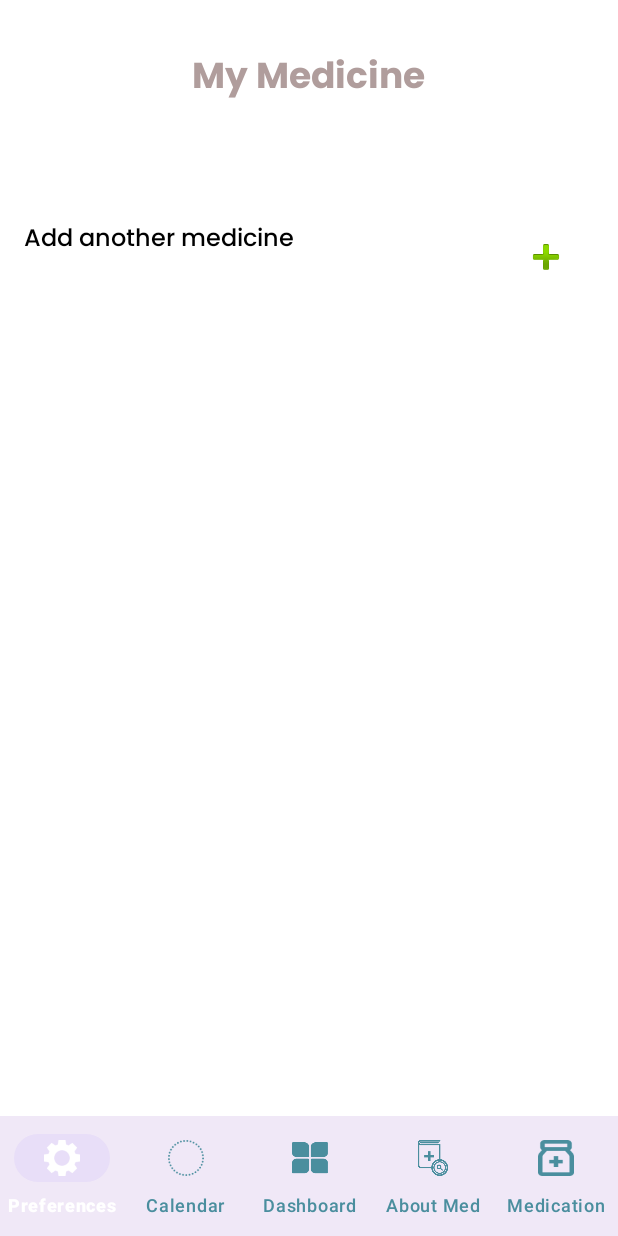
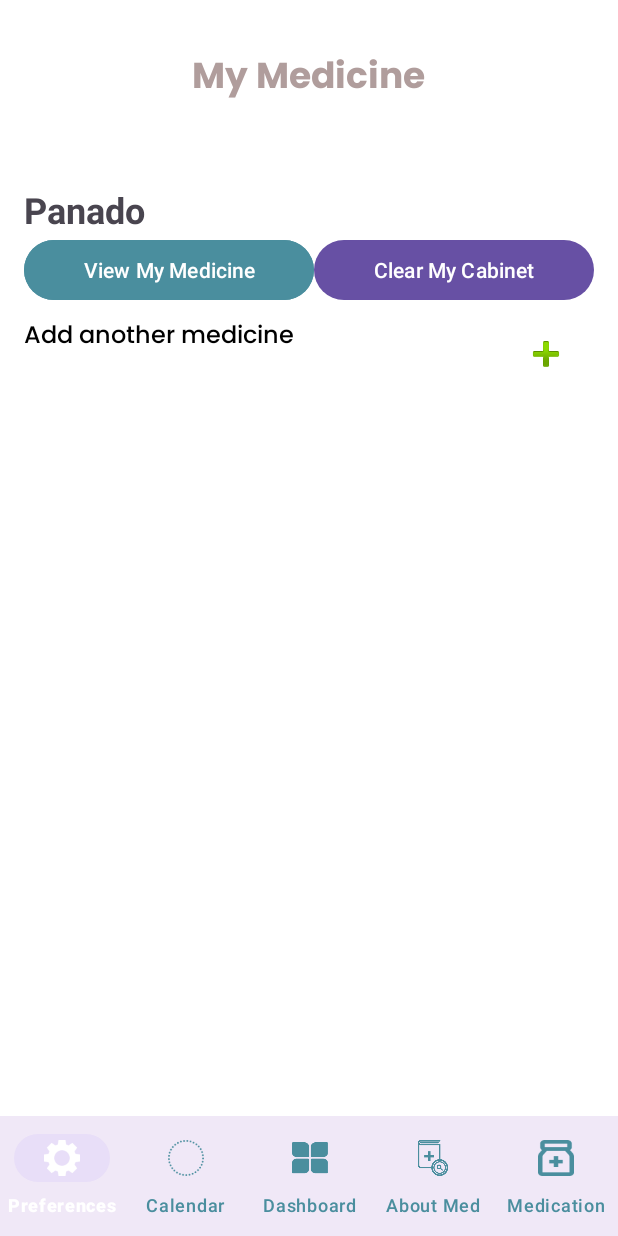
Before and after one commit to ST10036905/MedCheck, an Android app: the MyMedicine screen opened directly, with no data from a screen before it, on a phone screen of 412 x 824 dp. Run offline under Robolectric (Android 15) with nearby library versions, the phone set to English and light mode, and no system bars; our stand-ins replace Firebase (no records; nobody signed in at launch, a user with empty details on screens opened directly); Roboto replaces fonts that are not available here; 3 statements that could not run were skipped.

Commit message:
added 2 buttons to view the sql lite data and a clear button to clear out the textview

```diff
--- a/app/src/main/java/com/example/medcheck/MyMedicine.kt
+++ b/app/src/main/java/com/example/medcheck/MyMedicine.kt
@@ -6,10 +6,18 @@ import android.view.MenuItem
 import android.widget.ArrayAdapter
 import android.widget.ListView
 import android.widget.Toast
+import android.widget.Button
+import android.widget.TextView
 import androidx.appcompat.app.AppCompatActivity
 import com.example.medcheck.databinding.ActivityMyMedicineBinding
 import com.google.android.material.bottomnavigation.BottomNavigationView
 import com.google.firebase.database.*
+import com.example.medcheck.Database.DatabaseHandler
+import android.database.Cursor
+import android.database.sqlite.SQLiteDatabase
+import android.database.sqlite.SQLiteOpenHelper
+
+
 
 class MyMedicine : AppCompatActivity() {
 
@@ -18,6 +26,8 @@ class MyMedicine : AppCompatActivity() {
 	private var databaseReference: DatabaseReference? = null
 	private lateinit var medicineListView: ListView // ListView to display the list of medicines
 	private lateinit var medicines: MutableList<String> // Mutable list to hold medicine names
+	private lateinit var databaseHandler: DatabaseHandler
+	private lateinit var medicineTextView: TextView //textview to view the saved sql lite meds
 
 	override fun onCreate(savedInstanceState: Bundle?) {
 		super.onCreate(savedInstanceState)
@@ -30,8 +40,8 @@ class MyMedicine : AppCompatActivity() {
 		databaseReference = FirebaseDatabase.getInstance().getReference("medicines")
 
 		// Initialize ListView and medicines list
-		medicineListView = binding!!.medicineListView
-		medicines = mutableListOf()
+//		medicineListView = binding!!.medicineListView
+//		medicines = mutableListOf()
 
 		// Fetch medicines from Firebase
 		fetchMedicinesFromFirebase()
@@ -42,6 +52,26 @@ class MyMedicine : AppCompatActivity() {
 			startActivity(addMedicineIntent)
 		}
 
+		// Initialize the database helper and views
+		databaseHandler = DatabaseHandler(this)
+		        val retrieveButton = findViewById<Button>(R.id.viewMedicineBtn)
+		//medicineListView = findViewById(R.id.medicineListView)
+		medicineTextView = findViewById(R.id.medicineView_tv)
+//click listener to retrieve sql lite data for viewing the saved medication
+//		binding!!.viewMedicineBtn.setOnClickListener{
+//
+//		}
+		retrieveButton.setOnClickListener {
+			val cursor = databaseHandler.getAllMedicines()
+			displayData(cursor)
+		}
+
+		//clearing the medicine
+		val clearMedicineBtn = findViewById<Button>(R.id.clearMedicineBtn)
+		// Click listener to clear the TextView
+		clearMedicineBtn.setOnClickListener {
+			medicineTextView.text = ""  // Clears the TextView content
+		}
 		//---------------------------------------BOTTOM NAV-------------------------------------------------
 		val bottomNavigationView = findViewById<BottomNavigationView>(R.id.bottom_navigation)
 
@@ -101,4 +131,31 @@ class MyMedicine : AppCompatActivity() {
 			}
 		})
 	}
+
+	//sql lite : retreiving from the database after the user taps on the View button.
+	private fun displayData(cursor: Cursor) {
+		// Display the retrieved data in the TextView
+		// Create a list to store data
+		val data = mutableListOf<String>()
+
+		// Loop through the cursor and retrieve data
+		if (cursor.moveToFirst()) {
+			do {
+				// Assuming your table has a "name" column; adjust the column name accordingly
+				val medicineName = cursor.getString(cursor.getColumnIndexOrThrow("name"))
+				data.add(medicineName)
+			} while (cursor.moveToNext())
+		}
+
+		cursor.close() // Close the cursor after use
+
+		// Display the data in the TextView
+		medicineTextView.text = if (data.isNotEmpty()) {
+			data.joinToString("\n")
+		} else {
+			"No data found"
+		}
+	}
+
+	//sql lite: clearing the data from the database after a user button tap
 }
--- a/app/src/main/res/layout/activity_my_medicine.xml
+++ b/app/src/main/res/layout/activity_my_medicine.xml
@@ -29,13 +29,35 @@
                 android:textColor="@color/BrownText"
                 android:textSize="24sp"/>
 
-            <ListView
-                android:id="@+id/medicineListView"
+            <TextView
+                android:id="@+id/medicineView_tv"
                 android:layout_width="match_parent"
                 android:layout_height="wrap_content"
-                android:layout_marginBottom="16dp"
-                android:divider="@android:color/darker_gray"
-                android:dividerHeight="1dp" />
+                android:text="Panado"
+                android:textSize="24sp"
+                android:textStyle="bold" />
+
+            <LinearLayout
+                android:layout_width="match_parent"
+                android:layout_height="match_parent"
+                android:orientation="horizontal">
+
+                <Button
+                    android:id="@+id/viewMedicineBtn"
+                    android:layout_width="wrap_content"
+                    android:layout_height="wrap_content"
+                    android:layout_gravity="center"
+                    android:layout_weight="1"
+                    android:backgroundTint="@color/textBlue"
+                    android:text="View My Medicine" />
+
+                <Button
+                    android:id="@+id/clearMedicineBtn"
+                    android:layout_width="wrap_content"
+                    android:layout_height="wrap_content"
+                    android:layout_weight="1"
+                    android:text="Clear My Cabinet" />
+            </LinearLayout>
 
             <LinearLayout
                 android:layout_width="match_parent"
@@ -61,6 +83,7 @@
                     android:background="@null"
                     app:srcCompat="@android:drawable/ic_input_add"
                     android:padding="16dp" />
+
             </LinearLayout>
 
         </LinearLayout>
```
